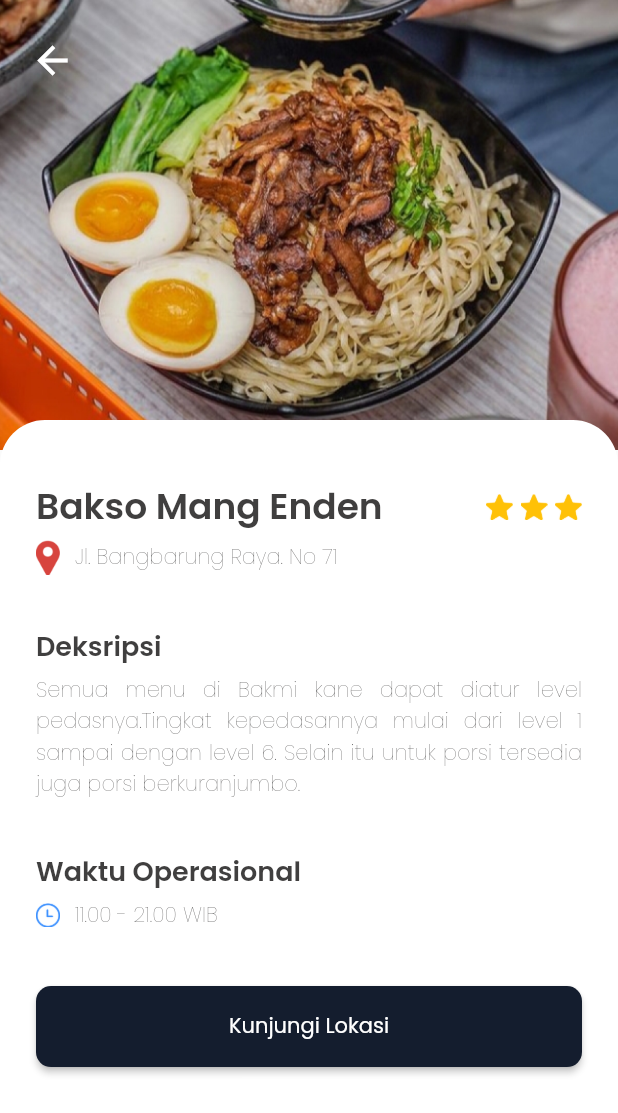
After one commit to muhangga/Visit-bogor, a Flutter app: the DetailPage screen opened directly, on a phone screen of 412 x 824 dp. The commit adds this screen. Shown: the top 1113 px of the screen. Run offline on Flutter 3.47's test engine with Material 2 defaults, Android fonts, the phone set to English and light mode, and no system bars; our stand-ins replace google_fonts.

Commit message:
detail page

```diff
--- /dev/null
+++ b/lib/pages/detail_page.dart
@@ -0,0 +1,179 @@
+part of 'pages.dart';
+
+class DetailPage extends StatelessWidget {
+  @override
+  Widget build(BuildContext context) {
+    return Scaffold(
+      body: SafeArea(
+        child: Stack(
+          children: [
+            Image.asset('assets/detail1.png',
+                width: MediaQuery.of(context).size.width,
+                height: 300,
+                fit: BoxFit.cover),
+            ListView(
+              children: [
+                SizedBox(
+                  height: 280,
+                ),
+                Container(
+                  width: MediaQuery.of(context).size.width,
+                  decoration: BoxDecoration(
+                    borderRadius: BorderRadius.vertical(
+                      top: Radius.circular(30),
+                    ),
+                    color: whiteColor,
+                  ),
+                  child: Padding(
+                    padding: EdgeInsets.symmetric(
+                      horizontal: 24,
+                    ),
+                    child: Column(
+                      crossAxisAlignment: CrossAxisAlignment.start,
+                      children: [
+                        SizedBox(
+                          height: 40,
+                        ),
+                        Row(
+                          children: [
+                            Text(
+                              'Bakso Mang Enden',
+                              style: primaryTextStyle.copyWith(
+                                fontSize: 24,
+                                fontWeight: FontWeight.w600,
+                              ),
+                            ),
+                            Spacer(),
+                            Image.asset(
+                              'assets/star.png',
+                              width: 18,
+                            ),
+                            SizedBox(
+                              width: 5,
+                            ),
+                            Image.asset(
+                              'assets/star.png',
+                              width: 18,
+                            ),
+                            SizedBox(
+                              width: 5,
+                            ),
+                            Image.asset(
+                              'assets/star.png',
+                              width: 18,
+                            ),
+                          ],
+                        ),
+                        SizedBox(
+                          height: 4,
+                        ),
+                        Row(
+                          children: [
+                            Image.asset(
+                              'assets/map.png',
+                              width: 16,
+                            ),
+                            SizedBox(
+                              width: 10,
+                            ),
+                            Text(
+                              'Jl. Bangbarung Raya. No 71',
+                              style: primaryTextStyle.copyWith(
+                                  fontWeight: FontWeight.w200),
+                            )
+                          ],
+                        ),
+                        SizedBox(
+                          height: 34,
+                        ),
+                        Text(
+                          'Deksripsi',
+                          style: primaryTextStyle.copyWith(
+                            fontSize: 18,
+                            fontWeight: FontWeight.w600,
+                          ),
+                        ),
+                        SizedBox(
+                          height: 5,
+                        ),
+                        Text(
+                          "Semua menu di Bakmi kane dapat diatur level pedasnya.Tingkat kepedasannya mulai dari level 1 sampai dengan level 6. Selain itu untuk porsi tersedia juga porsi berkuranjumbo.",
+                          style: primaryTextStyle.copyWith(
+                              fontWeight: FontWeight.w200),
+                          textAlign: TextAlign.justify,
+                        ),
+                        SizedBox(
+                          height: 34,
+                        ),
+                        Text(
+                          'Waktu Operasional',
+                          style: primaryTextStyle.copyWith(
+                            fontSize: 18,
+                            fontWeight: FontWeight.w600,
+                          ),
+                        ),
+                        SizedBox(
+                          height: 5,
+                        ),
+                        Row(
+                          children: [
+                            Image.asset(
+                              'assets/clock.png',
+                              width: 16,
+                            ),
+                            SizedBox(
+                              width: 10,
+                            ),
+                            Text(
+                              '11.00 - 21.00 WIB',
+                              style: primaryTextStyle.copyWith(
+                                  fontWeight: FontWeight.w200),
+                            ),
+                          ],
+                        ),
+                        SizedBox(
+                          height: 37,
+                        ),
+                        Container(
+                          width: MediaQuery.of(context).size.width,
+                          height: 54,
+                          child: RaisedButton(
+                            onPressed: () {},
+                            color: Color(0xff141D2E),
+                            shape: RoundedRectangleBorder(
+                              borderRadius: BorderRadius.circular(10),
+                            ),
+                            child: Text(
+                              'Kunjungi Lokasi',
+                              style: whiteTextStyle,
+                            ),
+                          ),
+                        ),
+                        SizedBox(
+                          height: 40,
+                        ),
+                      ],
+                    ),
+                  ),
+                ),
+              ],
+            ),
+            Padding(
+              padding: EdgeInsets.only(left: 20, top: 25),
+              child: InkWell(
+                onTap: () {
+                  Navigator.pop(context);
+                },
+                child: Icon(
+                  Icons.arrow_back,
+                  size: 30,
+                  color: whiteColor,
+                ),
+              ),
+            )
+          ],
+        ),
+      ),
+    );
+  }
+}
--- a/lib/pages/home_page.dart
+++ b/lib/pages/home_page.dart
@@ -159,22 +159,19 @@ class HomePage extends StatelessWidget {
                           name: 'Pangsit',
                           imageUrl: 'assets/kul1.png',
                           rating: 4.6,
-                        isPopular: true
-                      )),
+                          isPopular: true)),
                       PopularWidget(Popular(
                           id: 2,
                           name: 'Mie Ayam',
                           imageUrl: 'assets/kul2.png',
                           rating: 4.6,
-                          isPopular: false
-                      )),
+                          isPopular: false)),
                       PopularWidget(Popular(
                           id: 3,
                           name: 'Midoksang',
                           imageUrl: 'assets/kul4.png',
                           rating: 4.6,
-                          isPopular: false
-                      )),
+                          isPopular: false)),
                       SizedBox(
                         width: 24,
                       ),
@@ -201,12 +198,17 @@ class HomePage extends StatelessWidget {
                   child: ListView(
                     scrollDirection: Axis.horizontal,
                     children: [
-                      KategoriWidget(
+                      GestureDetector(
+                        onTap: (){
+                          Navigator.push(context, MaterialPageRoute(builder: (_) => DetailPage(),),);
+                        },
+                        child: KategoriWidget(
                           Kategori(
                             id: 1,
                             name: "Ceker Mang Nden",
                             imageUrl: 'assets/kul5.png',
                             alamat: "Belakang Unpak",
+                          ),
                         ),
                       ),
                       KategoriWidget(
@@ -252,11 +254,11 @@ class HomePage extends StatelessWidget {
           children: [
             BottomNavbarItem(
               imageUrl: 'assets/icon_list.png',
-              isActive: true,
+              isActive: false,
             ),
             BottomNavbarItem(
               imageUrl: 'assets/icon_home.png',
-              isActive: false,
+              isActive: true,
             ),
             BottomNavbarItem(
               imageUrl: 'assets/icon_user.png',
--- a/lib/pages/pages.dart
+++ b/lib/pages/pages.dart
@@ -5,3 +5,4 @@ import 'package:visitbogor/widgets/widgets.dart';
 
 part 'home_page.dart';
 part 'splash_page.dart';
+part 'detail_page.dart';
--- a/lib/widgets/popular_widget.dart
+++ b/lib/widgets/popular_widget.dart
@@ -64,7 +64,7 @@ class PopularWidget extends StatelessWidget {
                 ),
               ),
               Positioned(
-                bottom: 15,
+                bottom: 12,
                 left: 35,
                 child: Text(
                   '${popular.rating}',
--- a/lib/widgets/theme.dart
+++ b/lib/widgets/theme.dart
@@ -1,7 +1,7 @@
 part of 'widgets.dart';
 
 Color primaryColor = Color(0xff403F3F);
-Color purpleColor = Color(0xff141D2E);
+Color purpleColor = Color(0xff403F3F);
 Color backgroundColor = Color(0xff566583);
 Color whiteColor = Color(0xffFFFFFF);
 Color greyColor = Color(0xffA8B0BF);
@@ -27,7 +27,6 @@ TextStyle whiteTextStyle = GoogleFonts.poppins().copyWith(
   fontWeight: FontWeight.w400,
 );
 
-
 TextStyle purpleTextStyle = GoogleFonts.poppins().copyWith(
   color: purpleColor,
   fontWeight: FontWeight.w400,
```
Also changed, not shown: assets/btn_back.png (added), assets/clock.png (added), assets/jam.png (added), assets/map.png (added), assets/pin.png (added). Lines whose indentation alone changed are shown as unchanged.
